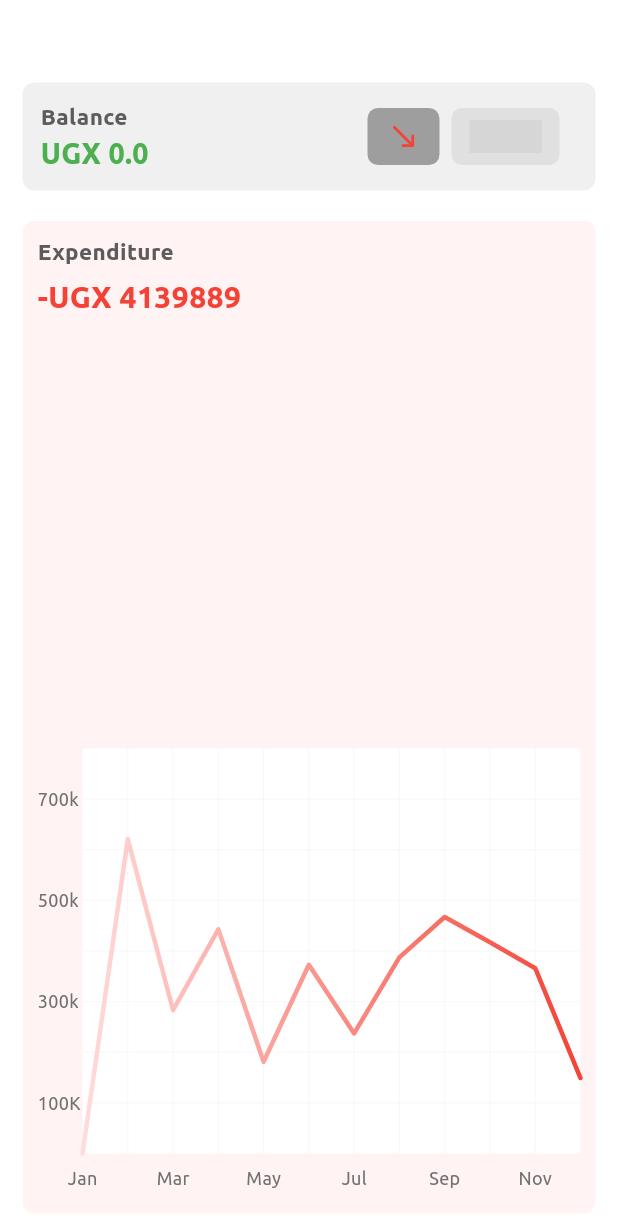
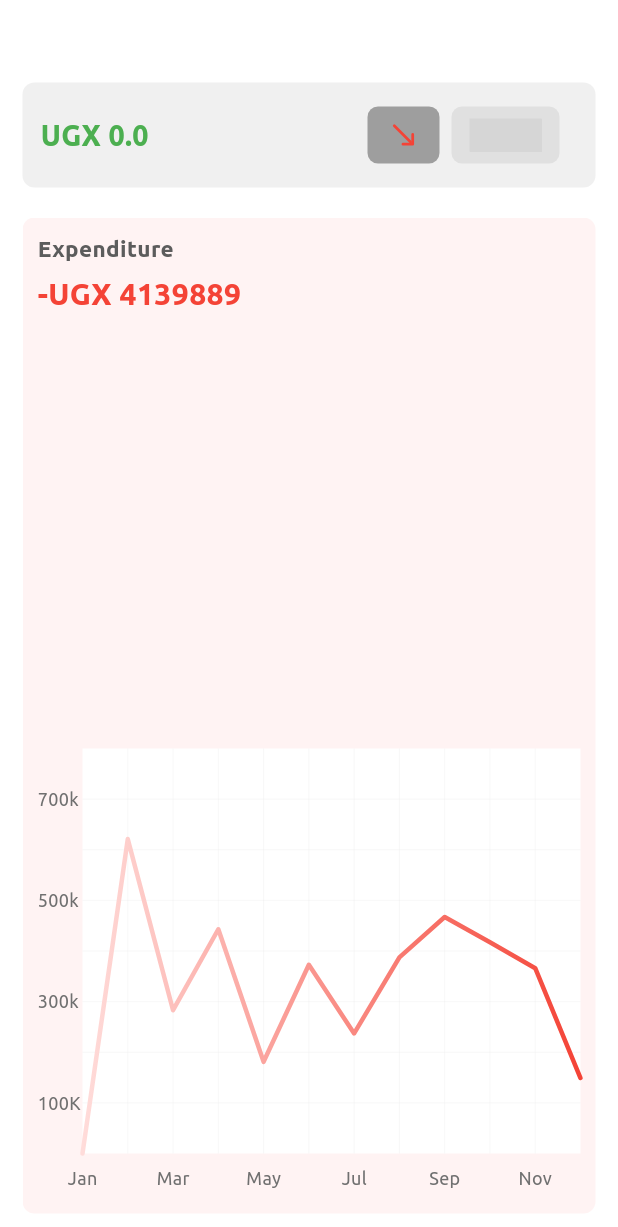
Before and after one commit to top2429/Finance-App, a Flutter app: the AnalyticsScreen screen opened directly, on a phone screen of 412 x 824 dp. Shown: the top 1227 px of the screen. Run offline on Flutter 3.47's test engine with Material 3 defaults, Android fonts, the phone set to English and light mode, and no system bars; drawn by our look-alikes of buttons_tabbar, fl_chart; our stand-ins replace cloud_firestore, firebase_auth, firebase_core, flutter_otp_text_field, flutter_riverpod, flutter_svg and 1 more; missing offline and left inert: flutterwave_standard, pin_plus_keyboard; accounts and stored records are empty; project files that could hold a hidden picture were left out; grey boxes are pictures that could not be loaded.

Commit message:
fix: Some features is updated.

```diff
--- a/lib/features/analytics/presentation/analytics_screen.dart
+++ b/lib/features/analytics/presentation/analytics_screen.dart
@@ -54,12 +54,6 @@ class _AnalyticsScreenState extends ConsumerState<AnalyticsScreen> {
                       Column(
                         crossAxisAlignment: CrossAxisAlignment.start,
                         children: [
-                          const Text(
-                            "Balance",
-                            style: TextStyle(
-                                color: Color.fromARGB(255, 92, 92, 92),
-                                fontWeight: FontWeight.bold),
-                          ),
                           Text(
                             "UGX ${currentUser.totalBalance}",
                             style: const TextStyle(
```
